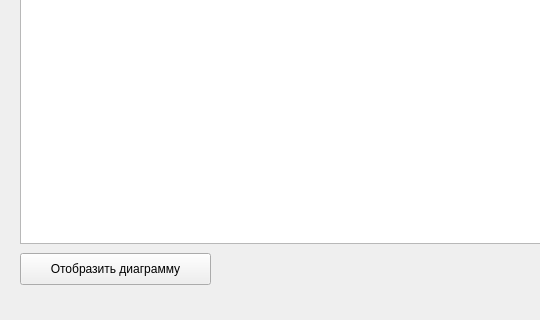
Before: the Qt Designer form forms/qt/analytics/analytics_table_discipline_group.ui in ziminyuri/student-performance-analysis, drawn with Qt 5; both pictures show x 0 to 540 and y 117 to 437 of the 800 by 437 pixel window.
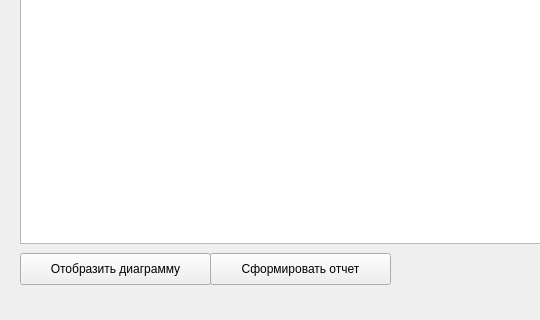
After: the same form once the commit is applied.

```diff
--- a/forms/qt/analytics/analytics_table_discipline_group.ui
+++ b/forms/qt/analytics/analytics_table_discipline_group.ui
@@ -141,6 +141,19 @@
      <string>TextLabel</string>
     </property>
    </widget>
+   <widget class="QPushButton" name="pushButton_4">
+    <property name="geometry">
+     <rect>
+      <x>210</x>
+      <y>370</y>
+      <width>181</width>
+      <height>32</height>
+     </rect>
+    </property>
+    <property name="text">
+     <string>Сформировать отчет</string>
+    </property>
+   </widget>
   </widget>
   <widget class="QStatusBar" name="statusbar"/>
  </widget>
```
